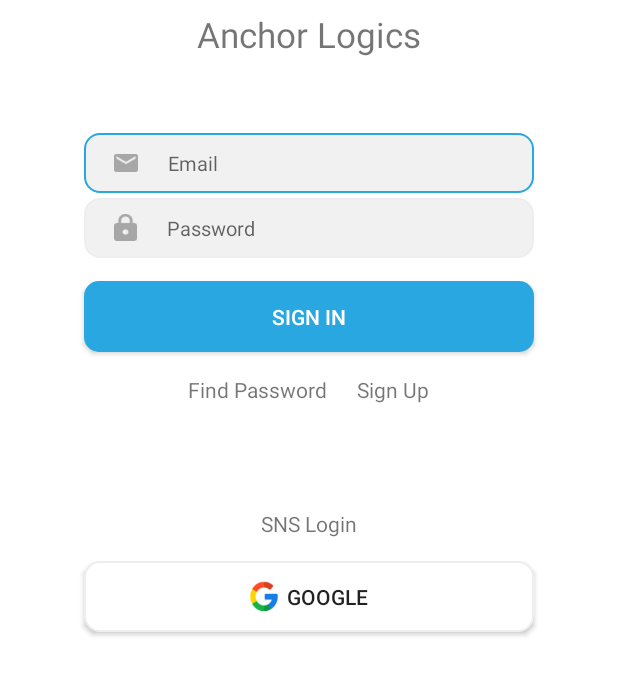
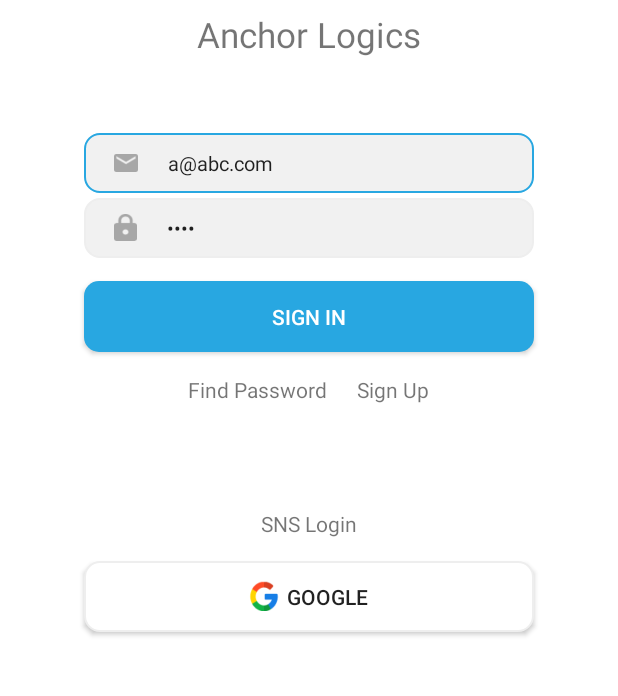
Before and after one commit to ydjvchslf/bletooth, an Android app: the screen it shows after launch (BeforeActivity), on a phone screen of 412 x 824 dp, the part 236-932 px from its top. Run offline under Robolectric (Android 15) with nearby library versions, the phone set to English and light mode, and no system bars; our stand-ins replace data binding, navigation-ui.

Commit message:
로그인 되는 id, pw 입력해놓음

```diff
--- a/app/src/main/res/layout/fragment_login.xml
+++ b/app/src/main/res/layout/fragment_login.xml
@@ -44,6 +44,7 @@
             android:layout_gravity="center"
             android:textSize="13sp"
             android:hint="Email"
+            android:text="a@abc.com"
             android:singleLine="true" />
 
         <EditText
@@ -59,6 +60,7 @@
             android:layout_gravity="center"
             android:textSize="13sp"
             android:hint="Password"
+            android:text="1234"
             android:inputType="textPassword"
             android:singleLine="true"/>
 
```
